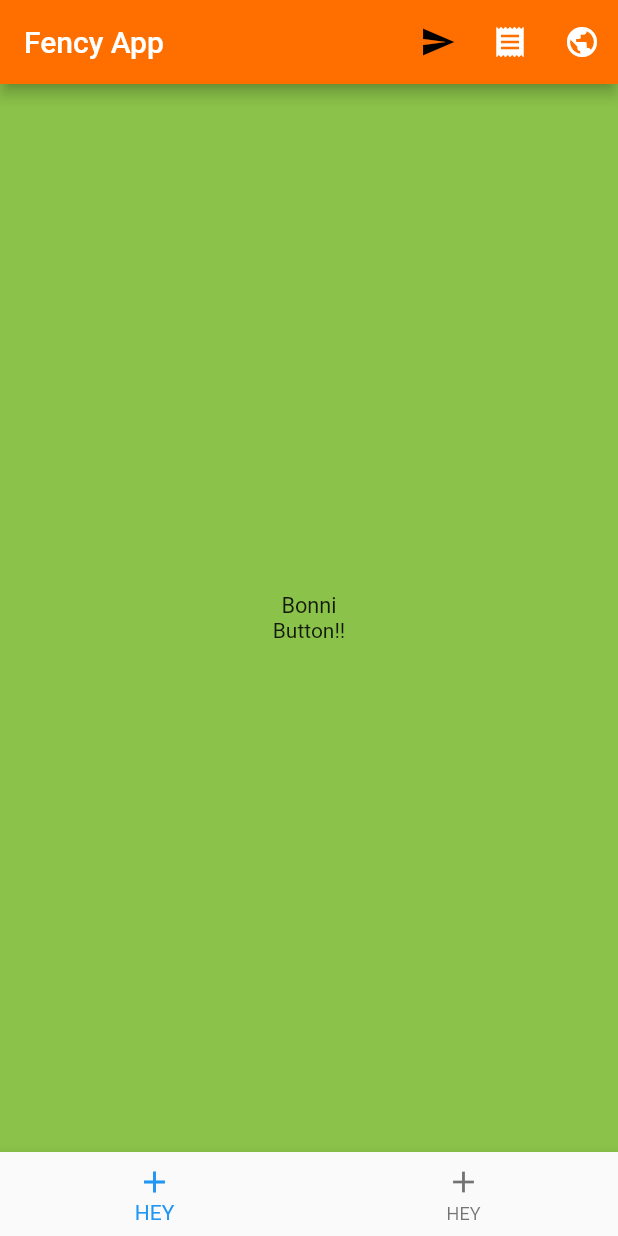
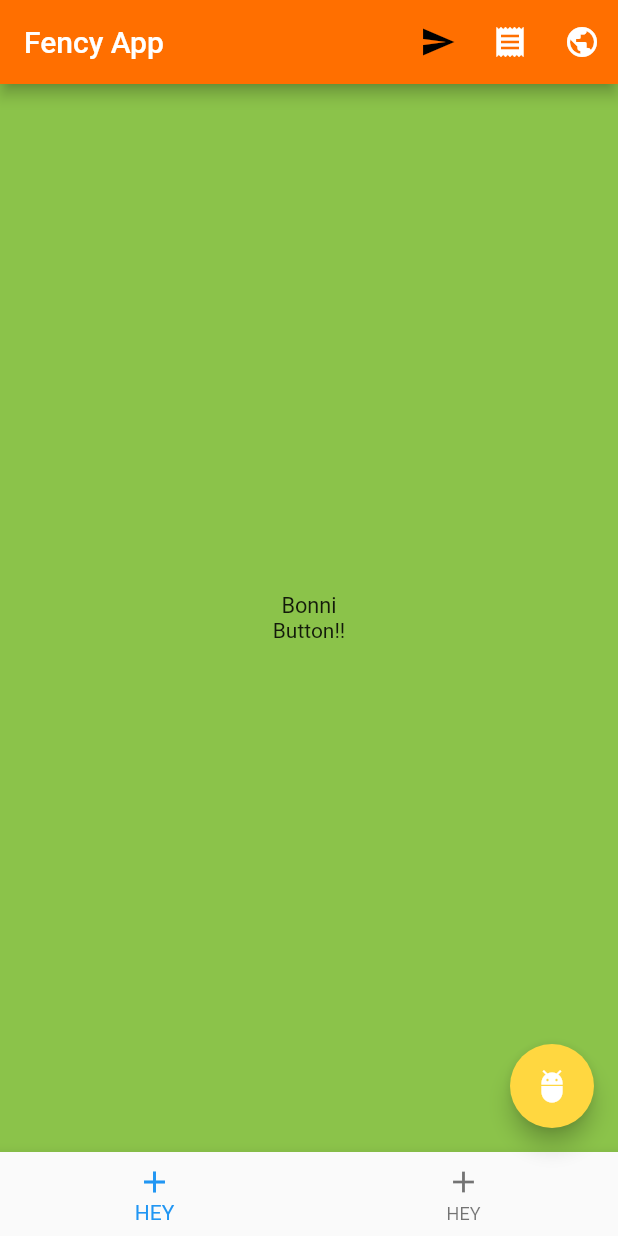
Before and after one commit to MinaSamirCap/flutterpro, a Flutter app: the screen it shows after launch, on a phone screen of 412 x 824 dp. Run offline on Flutter 3.47's test engine with Material 2 defaults, Android fonts, the phone set to English and light mode, and no system bars.

Commit message:
added float action button to application

```diff
--- a/lib/ui/scaffold_home_2.dart
+++ b/lib/ui/scaffold_home_2.dart
@@ -55,14 +55,22 @@ class ScaffoldHome2 extends StatelessWidget {
         ),
       ),
 
+      /// other properties of scaffold .. :)
+      bottomNavigationBar: BottomNavigationBar(
+        items: [
+          BottomNavigationBarItem(icon: Icon(Icons.add), title: Text("HEY")),
+          BottomNavigationBarItem(icon: Icon(Icons.add), title: Text("HEY")),
+        ],
+        onTap: (i) => debugPrint("TAB JEY $i"),
+      ),
 
       /// other properties of scaffold .. :)
-      bottomNavigationBar: BottomNavigationBar(items: [
-        BottomNavigationBarItem(icon: Icon(Icons.add), title: Text("HEY")),
-        BottomNavigationBarItem(icon: Icon(Icons.add), title: Text("HEY")),
-      ], onTap: (i)=> debugPrint("TAB JEY $i"),),
-
-      /// other properties of scaffold .. :)
+      floatingActionButton:
+          FloatingActionButton(
+              backgroundColor: Colors.amberAccent,
+              child: Icon(Icons.adb),
+              tooltip: "ADB ICON",
+              onPressed: () => debugPrint("Float Clicked")),
     );
   }
 }
```
